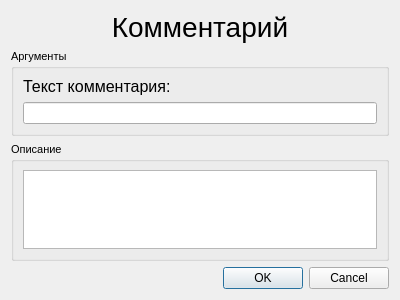
First picture: the form in KAMEditor/gui/commands/commentdialog.ui, repository Xtail96/SML, before the edit.
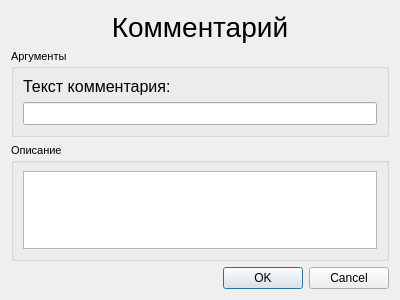
Second picture: the form after the edit.

```diff
--- a/KAMEditor/gui/commands/commentdialog.ui
+++ b/KAMEditor/gui/commands/commentdialog.ui
@@ -53,7 +53,13 @@
        </widget>
       </item>
       <item>
-       <widget class="QLineEdit" name="comment_text_lineEdit"/>
+       <widget class="QLineEdit" name="comment_text_lineEdit">
+        <property name="font">
+         <font>
+          <pointsize>10</pointsize>
+         </font>
+        </property>
+       </widget>
       </item>
      </layout>
     </widget>
```
Left out of the diff: 2 changed lines with no effect on the pictures.
